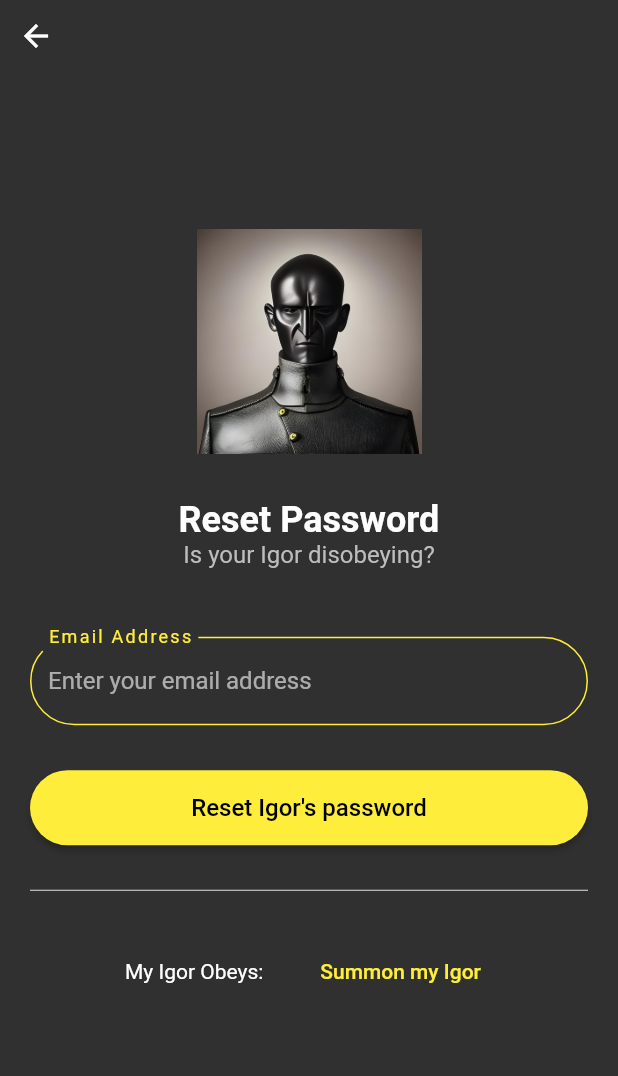
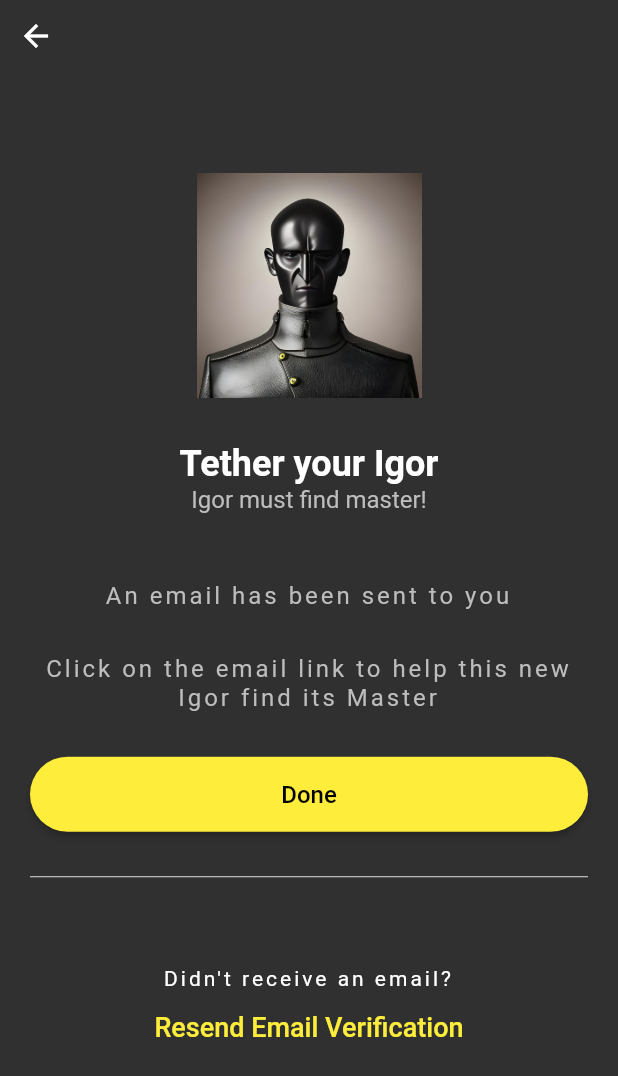
Before and after one commit to themaxut/igor, a Flutter app: the screen it shows after launch, on a phone screen of 412 x 824 dp. Shown: the top 1076 px of the screen. Run offline on Flutter 3.47's test engine with Material 2 defaults, Android fonts, the phone set to English and light mode, and no system bars; our stand-ins replace bloc, firebase_core, flutter_bloc; missing offline and left inert: dart_openai; accounts and stored records are empty.

Commit message:
verify email view

```diff
--- a/lib/main.dart
+++ b/lib/main.dart
@@ -5,6 +5,7 @@ import 'package:igor/services/chat/openai_service.dart';
 import 'package:igor/views/auth/login_view.dart';
 import 'package:igor/views/auth/registration_view.dart';
 import 'package:igor/views/auth/reset_password_view.dart';
+import 'package:igor/views/auth/verify_email_view.dart';
 import 'package:igor/views/chat/chat_view.dart';
 import 'package:dart_openai/dart_openai.dart';
 import 'package:flutter_bloc/flutter_bloc.dart';
@@ -26,7 +27,7 @@ class IgorApp extends StatelessWidget {
       theme: ThemeData.dark(),
       home: BlocProvider<ChatBloc>(
           create: (context) => ChatBloc(apiService: OpenAIService()),
-          child: ResetPasswordView() //const ChatView(),
+          child: VerifyEmailView() //const ChatView(),
           ),
     );
   }
--- /dev/null
+++ b/lib/views/auth/verify_email_view.dart
@@ -0,0 +1,125 @@
+import 'package:flutter/material.dart';
+
+class VerifyEmailView extends StatelessWidget {
+  final _formKey = GlobalKey<FormState>();
+  final TextEditingController emailController = TextEditingController();
+  final TextEditingController passwordController = TextEditingController();
+
+  VerifyEmailView({super.key});
+
+  @override
+  Widget build(BuildContext context) {
+    return Scaffold(
+      body: Stack(
+        children: [
+          SafeArea(
+            child: IconButton(
+              icon: const Icon(Icons.arrow_back),
+              onPressed: () {
+                // TODO: go back to login page
+              },
+            ),
+          ),
+          Center(
+            child: SingleChildScrollView(
+              padding: const EdgeInsets.all(20.0),
+              child: Column(
+                mainAxisAlignment: MainAxisAlignment.center,
+                crossAxisAlignment: CrossAxisAlignment.stretch,
+                children: <Widget>[
+                  Image.asset(
+                    'assets/images/igor-main.png',
+                    height: 150,
+                  ),
+                  const SizedBox(height: 30.0),
+                  const Text(
+                    'Tether your Igor',
+                    textAlign: TextAlign.center,
+                    style: TextStyle(
+                      fontSize: 24.0,
+                      fontWeight: FontWeight.bold,
+                    ),
+                  ),
+                  Text(
+                    'Igor must find master!',
+                    textAlign: TextAlign.center,
+                    style: TextStyle(
+                      fontSize: 16.0,
+                      color: Colors.grey[400],
+                    ),
+                  ),
+                  const SizedBox(height: 45.0),
+                  Text(
+                    'An email has been sent to you',
+                    textAlign: TextAlign.center,
+                    style: TextStyle(
+                      fontSize: 16.0,
+                      color: Colors.grey[400],
+                      letterSpacing: 2,
+                    ),
+                  ),
+                  const SizedBox(height: 30.0),
+                  Text(
+                    'Click on the email link to help this new Igor find its Master',
+                    textAlign: TextAlign.center,
+                    style: TextStyle(
+                      fontSize: 16.0,
+                      color: Colors.grey[400],
+                      letterSpacing: 2,
+                    ),
+                  ),
+                  const SizedBox(height: 30.0),
+                  ElevatedButton(
+                    onPressed: () {
+                      // TODO: go to login screen
+                      _formKey.currentState!.validate();
+                    },
+                    style: ElevatedButton.styleFrom(
+                      backgroundColor: const Color.fromARGB(255, 254, 238, 59),
+                      shape: RoundedRectangleBorder(
+                        borderRadius: BorderRadius.circular(30.0),
+                      ),
+                      minimumSize: const Size(150, 50),
+                    ),
+                    child: const Text(
+                      "Done",
+                      style: TextStyle(
+                        fontSize: 16,
+                        color: Colors.black,
+                      ),
+                    ),
+                  ),
+                  Divider(
+                    color: Colors.grey[300],
+                    height: 60,
+                  ),
+                  const SizedBox(height: 30.0),
+                  const Text(
+                    "Didn't receive an email?",
+                    textAlign: TextAlign.center,
+                    style: TextStyle(
+                      letterSpacing: 2,
+                    ),
+                  ),
+                  const SizedBox(width: 30),
+                  TextButton(
+                    onPressed: () {
+                      // TODO: navigate to login screen
+                    },
+                    child: const Text(
+                      'Resend Email Verification',
+                      style: TextStyle(
+                        color: Color.fromARGB(255, 254, 238, 59),
+                        fontSize: 18,
+                      ),
+                    ),
+                  ),
+                ],
+              ),
+            ),
+          ),
+        ],
+      ),
+    );
+  }
+}
```
